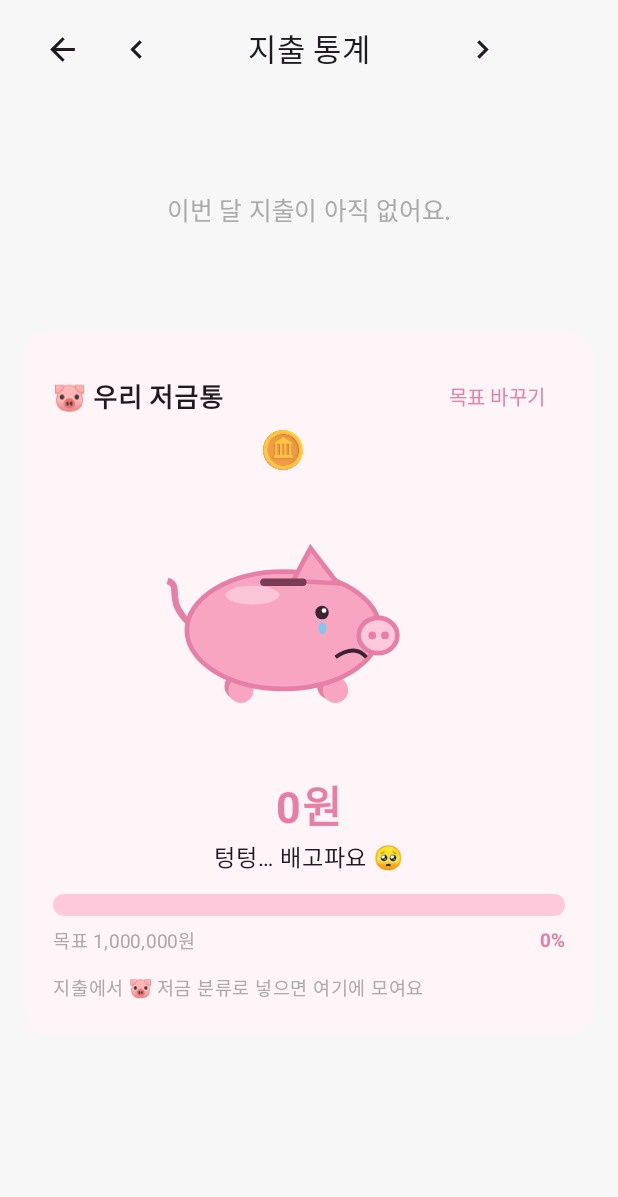
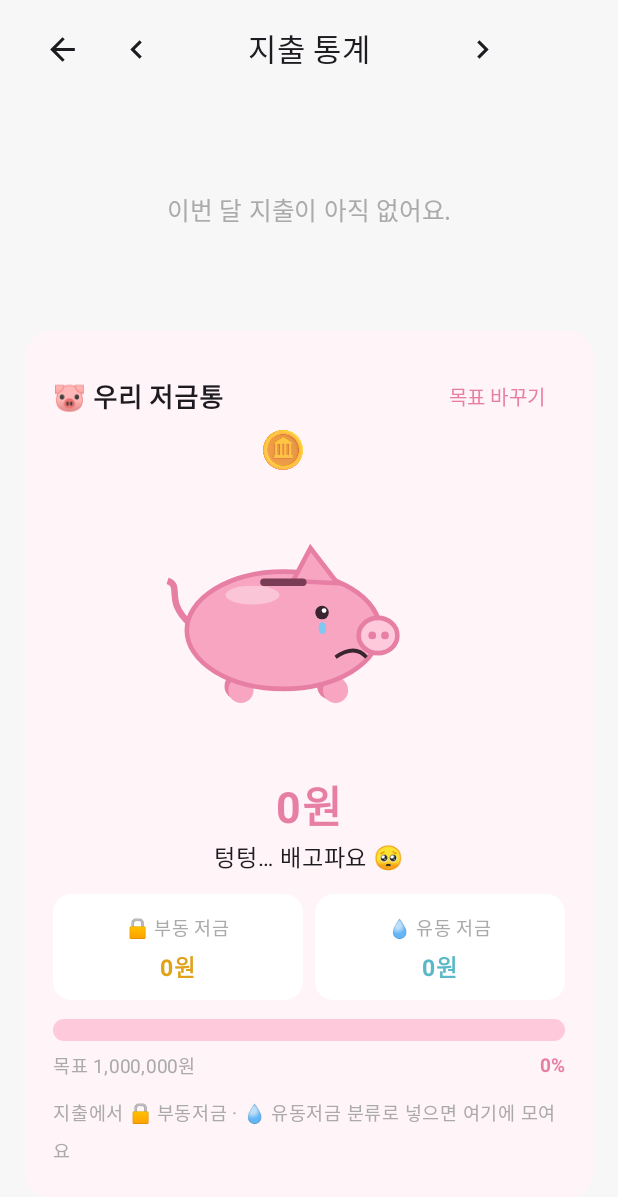
Before and after one commit to squatwolf1/Claude, an Android app built with Jetpack Compose: the screen it shows after launch (MainActivity), after a tap on "통계", on a phone screen of 412 x 824 dp. Shown: the top 1197 px of the screen. Run offline under Robolectric (Android 15) with nearby library versions, the phone set to English and light mode, and no system bars; our stand-ins replace Firebase (no records; nobody signed in at launch, a user with empty details on screens opened directly); 2 other taps on this screen came first.

Commit message:
달력 글씨 굵게, 고정비 표시를 가는 밑줄로, 저금을 부동·유동으로 나눔
- 달력 날짜·금액 굵게. 고정비는 보라 글씨 + 가는 밑줄
- 분류: 저금 → 부동저금(🔒)·유동저금(💧). 예전 '저금'은 유동으로 계산
- 저금통: 저축 총합 + 부동/유동 금액 칸과 비율 막대

Co-Authored-By: Claude Opus 5.5 <noreply@anthropic.com>
Claude-Session: https://claude.ai/code/session_014G3sdaVK96uYr3imeNG818

```diff
--- a/app/src/main/java/com/squatwolf/gagyebu/LedgerViewModel.kt
+++ b/app/src/main/java/com/squatwolf/gagyebu/LedgerViewModel.kt
@@ -14,6 +14,7 @@ import com.squatwolf.gagyebu.data.Entry
 import com.squatwolf.gagyebu.data.LedgerRepo
 import com.squatwolf.gagyebu.data.LocalLedger
 import com.squatwolf.gagyebu.data.Rule
+import com.squatwolf.gagyebu.data.Savings
 import com.squatwolf.gagyebu.data.Updater
 import java.time.LocalDate
 import java.time.YearMonth
@@ -41,7 +42,7 @@ class LedgerViewModel(app: Application) : AndroidViewModel(app) {
 
     val status: StateFlow<String> = repo.status
 
-    val saved: StateFlow<Long> = repo.saved.stateIn(viewModelScope, SharingStarted.Eagerly, 0L)
+    val saved: StateFlow<Savings> = repo.saved.stateIn(viewModelScope, SharingStarted.Eagerly, Savings())
 
     /** 저금 목표. 이 폰에만 저장한다. */
     var goal by mutableStateOf(prefs.getLong("goal", 1_000_000L))
--- a/app/src/main/java/com/squatwolf/gagyebu/data/CloudLedger.kt
+++ b/app/src/main/java/com/squatwolf/gagyebu/data/CloudLedger.kt
@@ -115,17 +115,13 @@ class CloudLedger(private val prefs: SharedPreferences) : LedgerRepo {
     }
 
     @OptIn(ExperimentalCoroutinesApi::class)
-    override val saved: Flow<Long> = code.flatMapLatest { c ->
+    override val saved: Flow<Savings> = code.flatMapLatest { c ->
         if (c == null) {
-            flowOf(0L)
+            flowOf(Savings())
         } else {
             callbackFlow {
-                val reg = entriesOf(c).whereEqualTo("category", SAVING_CATEGORY).addSnapshotListener { snap, _ ->
-                    val sum = snap?.documents.orEmpty().sumOf { d ->
-                        val amount = d.getLong("amount") ?: 0
-                        if (d.getBoolean("income") == true) -amount else amount
-                    }
-                    trySend(sum)
+                val reg = entriesOf(c).whereIn("category", SAVING_CATEGORIES.toList()).addSnapshotListener { snap, _ ->
+                    trySend(Savings.of(snap?.documents.orEmpty().mapNotNull { it.toEntry() }))
                 }
                 awaitClose { reg.remove() }
             }
--- a/app/src/main/java/com/squatwolf/gagyebu/data/Entry.kt
+++ b/app/src/main/java/com/squatwolf/gagyebu/data/Entry.kt
@@ -4,8 +4,26 @@ import java.time.YearMonth
 import kotlinx.coroutines.flow.Flow
 import kotlinx.coroutines.flow.StateFlow
 
-/** 이 분류로 적은 지출은 저금통에 모인다. */
-const val SAVING_CATEGORY = "저금"
+/** 부동저금: 적금·예금처럼 묶어 둔 돈. 유동저금: 언제든 꺼내 쓸 수 있는 돈. */
+const val FIXED_SAVING = "부동저금"
+const val LIQUID_SAVING = "유동저금"
+
+/** 이 분류로 적은 지출은 저금통에 모인다. 예전 '저금'은 유동으로 친다. */
+val SAVING_CATEGORIES = setOf(FIXED_SAVING, LIQUID_SAVING, "저금")
+
+/** 저금통 합계. 넣은 지출 - 꺼낸 수입. */
+data class Savings(val fixed: Long = 0, val liquid: Long = 0) {
+    val total get() = fixed + liquid
+
+    companion object {
+        fun of(entries: List<Entry>): Savings {
+            fun sum(list: List<Entry>) = list.sumOf { if (it.income) -it.amount else it.amount }
+            val saving = entries.filter { it.category in SAVING_CATEGORIES }
+            val (fixed, liquid) = saving.partition { it.category == FIXED_SAVING }
+            return Savings(sum(fixed), sum(liquid))
+        }
+    }
+}
 
 /** 내역 하나. date 는 "2026-10-27" 형식, amount 는 항상 양수. ruleId 는 매달 고정에서 만든 내역일 때만 있다. */
 data class Entry(
@@ -63,8 +81,8 @@ interface LedgerRepo {
     val status: StateFlow<String>
     val rules: Flow<List<Rule>>
 
-    /** 지금까지 저금 분류로 넣은 돈(넣은 지출 - 꺼낸 수입). */
-    val saved: Flow<Long>
+    /** 지금까지 저금 분류로 넣은 돈(부동·유동). */
+    val saved: Flow<Savings>
     fun entries(month: YearMonth): Flow<List<Entry>>
 
     /** id 가 비어 있으면 새로 만들고, 있으면 그 id 로 덮어쓴다. */
--- a/app/src/main/java/com/squatwolf/gagyebu/data/LocalLedger.kt
+++ b/app/src/main/java/com/squatwolf/gagyebu/data/LocalLedger.kt
@@ -16,9 +16,7 @@ class LocalLedger(private val prefs: SharedPreferences) : LedgerRepo {
     private val all = MutableStateFlow(load())
     private val ruleList = MutableStateFlow(loadRules())
     override val rules: Flow<List<Rule>> = ruleList
-    override val saved: Flow<Long> = all.map { list ->
-        list.filter { it.category == SAVING_CATEGORY }.sumOf { if (it.income) -it.amount else it.amount }
-    }
+    override val saved: Flow<Savings> = all.map { Savings.of(it) }
 
     override fun entries(month: YearMonth): Flow<List<Entry>> =
         all.map { list -> list.filter { it.date.startsWith(month.toString()) } }
--- a/app/src/main/java/com/squatwolf/gagyebu/ui/Category.kt
+++ b/app/src/main/java/com/squatwolf/gagyebu/ui/Category.kt
@@ -15,6 +15,8 @@ fun emojiOf(category: String) = when (category) {
     "유류" -> "⛽"
     "병원" -> "🏥"
     "저금" -> "🐷"
+    "부동저금" -> "🔒"
+    "유동저금" -> "💧"
     "의료" -> "💊"
     "문화" -> "🎬"
     "월급" -> "💰"
--- a/app/src/main/java/com/squatwolf/gagyebu/ui/Dialogs.kt
+++ b/app/src/main/java/com/squatwolf/gagyebu/ui/Dialogs.kt
@@ -44,7 +44,7 @@ import java.time.LocalDate
 import kotlin.math.roundToInt
 import kotlinx.coroutines.launch
 
-private val expenseCategories = listOf("식비", "교통", "쇼핑", "생활", "공과금", "대출", "보험", "유류", "병원", "저금", "기타")
+private val expenseCategories = listOf("식비", "교통", "쇼핑", "생활", "공과금", "대출", "보험", "유류", "병원", "부동저금", "유동저금", "기타")
 private val incomeCategories = listOf("월급", "용돈", "부수입", "기타")
 private val methods = listOf("현금", "카드", "계좌이체")
 
--- a/app/src/main/java/com/squatwolf/gagyebu/ui/NoSpendBadge.kt
+++ b/app/src/main/java/com/squatwolf/gagyebu/ui/NoSpendBadge.kt
@@ -32,12 +32,12 @@ import androidx.compose.ui.unit.dp
 import androidx.compose.ui.unit.sp
 import com.squatwolf.gagyebu.R
 import com.squatwolf.gagyebu.data.Entry
-import com.squatwolf.gagyebu.data.SAVING_CATEGORY
+import com.squatwolf.gagyebu.data.SAVING_CATEGORIES
 import java.time.LocalDate
 import java.time.YearMonth
 
 /** 순수하게 쓴 돈인지. 고정비(매달 고정·공과금·대출)와 저금은 빼고 센다. */
-private fun Entry.isSpending() = !income && !isFixedCost() && category != SAVING_CATEGORY
+private fun Entry.isSpending() = !income && !isFixedCost() && category !in SAVING_CATEGORIES
 
 /** 이 달에 순수 소비가 하나도 없는 날 수. 아직 오지 않은 날은 세지 않는다. */
 fun noSpendDays(month: YearMonth, entries: List<Entry>, today: LocalDate = LocalDate.now()): Int {
--- a/app/src/main/java/com/squatwolf/gagyebu/ui/PiggyBank.kt
+++ b/app/src/main/java/com/squatwolf/gagyebu/ui/PiggyBank.kt
@@ -9,11 +9,13 @@ import androidx.compose.animation.core.tween
 import androidx.compose.foundation.Canvas
 import androidx.compose.foundation.Image
 import androidx.compose.foundation.background
+import androidx.compose.foundation.layout.Arrangement
 import androidx.compose.foundation.layout.Box
 import androidx.compose.foundation.layout.BoxWithConstraints
 import androidx.compose.foundation.layout.Column
 import androidx.compose.foundation.layout.Row
 import androidx.compose.foundation.layout.Spacer
+import androidx.compose.foundation.layout.fillMaxHeight
 import androidx.compose.foundation.layout.fillMaxSize
 import androidx.compose.foundation.layout.fillMaxWidth
 import androidx.compose.foundation.layout.height
@@ -49,12 +51,27 @@ import androidx.compose.ui.text.input.KeyboardType
 import androidx.compose.ui.unit.dp
 import androidx.compose.ui.unit.sp
 import com.squatwolf.gagyebu.R
+import com.squatwolf.gagyebu.data.Savings
 import kotlin.math.roundToInt
 
 private val PigPink = Color(0xFFF8A5C2)
 private val PigDark = Color(0xFFE77FA5)
 private val PigLight = Color(0xFFFFC9DC)
 private val Gold = Color(0xFFFFCF4A)
+
+private val FixedGold = Color(0xFFE0A21B)
+private val LiquidBlue = Color(0xFF5BB8C6)
+
+@Composable
+private fun SavingCell(label: String, amount: Long, color: Color, modifier: Modifier) {
+    Column(
+        modifier.clip(RoundedCornerShape(12.dp)).background(Color.White).padding(10.dp),
+        horizontalAlignment = Alignment.CenterHorizontally,
+    ) {
+        Text(label, color = Muted, fontSize = 12.sp)
+        Text("${won(amount.coerceAtLeast(0))}원", color = color, fontSize = 15.sp, fontWeight = FontWeight.Bold, maxLines = 1)
+    }
+}
 
 private enum class Mood { Hungry, Meh, Happy, Full }
 
@@ -70,7 +87,8 @@ private fun moodOf(ratio: Float) = when {
  * 동전·반짝이·돈주머니 그림: Microsoft Fluent Emoji (MIT, licenses/FluentEmoji-MIT.txt).
  */
 @Composable
-fun PiggyCard(saved: Long, goal: Long, onGoal: (Long) -> Unit) {
+fun PiggyCard(savings: Savings, goal: Long, onGoal: (Long) -> Unit) {
+    val saved = savings.total
     val ratio = if (goal > 0) saved.coerceAtLeast(0).toFloat() / goal else 0f
     val fill by animateFloatAsState(ratio.coerceIn(0f, 1.2f), tween(900), label = "piggy")
     val mood = moodOf(ratio)
@@ -155,6 +173,19 @@ fun PiggyCard(saved: Long, goal: Long, onGoal: (Long) -> Unit) {
             modifier = Modifier.align(Alignment.CenterHorizontally),
         )
         Spacer(Modifier.height(12.dp))
+        // 부동 · 유동 나눠 보기
+        Row(Modifier.fillMaxWidth(), horizontalArrangement = Arrangement.spacedBy(8.dp)) {
+            SavingCell("🔒 부동 저금", savings.fixed, FixedGold, Modifier.weight(1f))
+            SavingCell("💧 유동 저금", savings.liquid, LiquidBlue, Modifier.weight(1f))
+        }
+        if (saved > 0) {
+            val fixedShare = (savings.fixed.coerceAtLeast(0).toFloat() / saved).coerceIn(0f, 1f)
+            Row(Modifier.fillMaxWidth().padding(top = 8.dp).height(8.dp).clip(CircleShape)) {
+                if (fixedShare > 0f) Box(Modifier.weight(fixedShare).fillMaxHeight().background(FixedGold))
+                if (fixedShare < 1f) Box(Modifier.weight(1f - fixedShare).fillMaxHeight().background(LiquidBlue))
+            }
+        }
+        Spacer(Modifier.height(12.dp))
         Box(Modifier.fillMaxWidth().height(14.dp).clip(CircleShape).background(PigLight)) {
             Box(Modifier.fillMaxWidth(ratio.coerceIn(0f, 1f)).height(14.dp).clip(CircleShape).background(Gold))
         }
@@ -162,7 +193,7 @@ fun PiggyCard(saved: Long, goal: Long, onGoal: (Long) -> Unit) {
             Text("목표 ${won(goal)}원", color = Muted, fontSize = 12.sp, modifier = Modifier.weight(1f))
             Text("${(ratio * 100).roundToInt()}%", color = PigDark, fontSize = 12.sp, fontWeight = FontWeight.Bold)
         }
-        Text("지출에서 🐷 저금 분류로 넣으면 여기에 모여요", color = Muted, fontSize = 12.sp, modifier = Modifier.padding(top = 6.dp))
+        Text("지출에서 🔒 부동저금 · 💧 유동저금 분류로 넣으면 여기에 모여요", color = Muted, fontSize = 12.sp, modifier = Modifier.padding(top = 6.dp))
     }
 
     if (editing) {
--- a/app/src/main/java/com/squatwolf/gagyebu/ui/StatsScreen.kt
+++ b/app/src/main/java/com/squatwolf/gagyebu/ui/StatsScreen.kt
@@ -50,7 +50,8 @@ import androidx.compose.ui.text.style.TextAlign
 import androidx.compose.ui.unit.dp
 import androidx.compose.ui.unit.sp
 import com.squatwolf.gagyebu.data.Entry
-import com.squatwolf.gagyebu.data.SAVING_CATEGORY
+import com.squatwolf.gagyebu.data.SAVING_CATEGORIES
+import com.squatwolf.gagyebu.data.Savings
 import java.time.YearMonth
 import kotlin.math.cos
 import kotlin.math.roundToInt
@@ -69,14 +70,14 @@ private data class Slice(val category: String, val amount: Long, val color: Colo
 fun StatsScreen(
     month: YearMonth,
     entries: List<Entry>,
-    saved: Long,
+    saved: Savings,
     goal: Long,
     onGoal: (Long) -> Unit,
     onMove: (Long) -> Unit,
     onBack: () -> Unit,
 ) {
     // 저금은 쓴 돈이 아니라 모은 돈이라 지출 통계에서 뺀다.
-    val expenses = entries.filter { !it.income && it.category != SAVING_CATEGORY }
+    val expenses = entries.filter { !it.income && it.category !in SAVING_CATEGORIES }
     val total = expenses.sumOf { it.amount }
     val slices = remember(expenses) {
         expenses.groupBy { it.category }
```
Also changed, not shown: app/src/main/java/com/squatwolf/gagyebu/ui/LedgerScreen.kt (+17 -15 lines), 1 other file.
